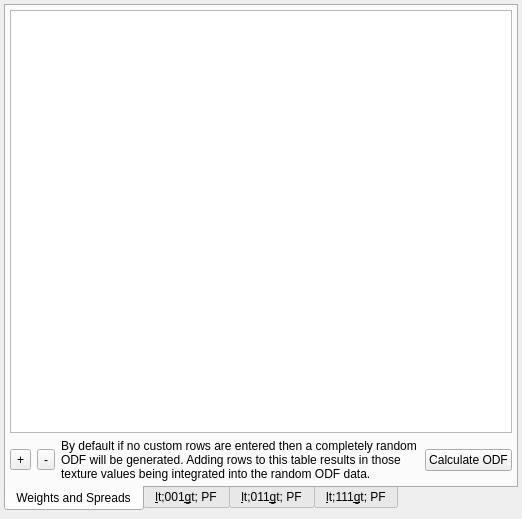
Above: Source/Applications/StatsGenerator/UI_Files/SGAxisODFWidget.ui from BlueQuartzSoftware/DREAM3D before the change. Below: the same form after it.
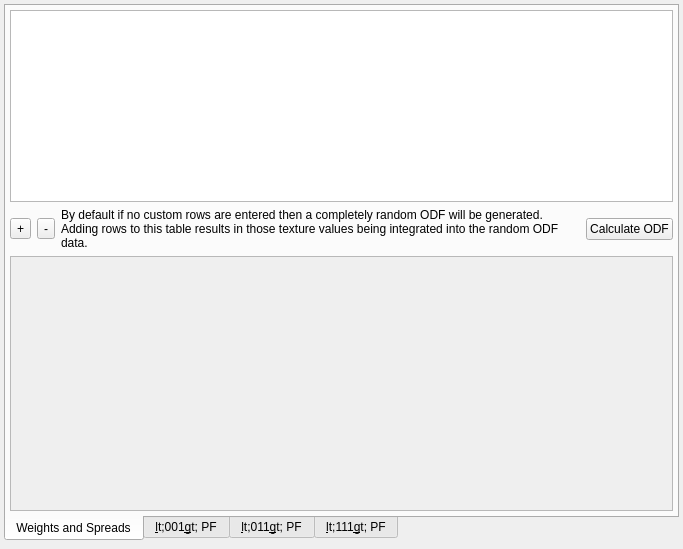
That is the form after the change. Custom widgets are drawn as their Qt base class.

Commit message: Adding colorized Pole Figures for the ODF tab. This is experimental and may be removed

Diff of the .ui file:
```diff
--- a/Source/Applications/StatsGenerator/UI_Files/SGAxisODFWidget.ui
+++ b/Source/Applications/StatsGenerator/UI_Files/SGAxisODFWidget.ui
@@ -6,8 +6,8 @@
    <rect>
     <x>0</x>
     <y>0</y>
-    <width>522</width>
-    <height>519</height>
+    <width>683</width>
+    <height>549</height>
    </rect>
   </property>
   <property name="windowTitle">
@@ -48,7 +48,7 @@
        <property name="margin">
         <number>4</number>
        </property>
-       <item row="0" column="0">
+       <item row="0" column="0" rowspan="2">
         <widget class="QTableView" name="m_ODFTableView">
          <property name="sizePolicy">
           <sizepolicy hsizetype="Minimum" vsizetype="Expanding">
@@ -64,7 +64,66 @@
          </property>
         </widget>
        </item>
-       <item row="1" column="0">
+       <item row="3" column="0">
+        <widget class="QScrollArea" name="m_PFScrollArea">
+         <property name="widgetResizable">
+          <bool>true</bool>
+         </property>
+         <widget class="QWidget" name="scrollAreaWidgetContents">
+          <property name="geometry">
+           <rect>
+            <x>0</x>
+            <y>0</y>
+            <width>659</width>
+            <height>226</height>
+           </rect>
+          </property>
+          <layout class="QHBoxLayout" name="horizontalLayout">
+           <property name="spacing">
+            <number>4</number>
+           </property>
+           <property name="margin">
+            <number>5</number>
+           </property>
+           <item>
+            <widget class="QLabel" name="m_001PF">
+             <property name="text">
+              <string/>
+             </property>
+            </widget>
+           </item>
+           <item>
+            <widget class="QLabel" name="m_011PF">
+             <property name="text">
+              <string/>
+             </property>
+            </widget>
+           </item>
+           <item>
+            <widget class="QLabel" name="m_111PF">
+             <property name="text">
+              <string/>
+             </property>
+            </widget>
+           </item>
+           <item>
+            <spacer name="horizontalSpacer_7">
+             <property name="orientation">
+              <enum>Qt::Horizontal</enum>
+             </property>
+             <property name="sizeHint" stdset="0">
+              <size>
+               <width>40</width>
+               <height>20</height>
+              </size>
+             </property>
+            </spacer>
+           </item>
+          </layout>
+         </widget>
+        </widget>
+       </item>
+       <item row="2" column="0">
         <layout class="QHBoxLayout" name="horizontalLayout_4" stretch="0,0,0,0">
          <property name="sizeConstraint">
           <enum>QLayout::SetMinAndMaxSize</enum>
```
The commit also changes 6 other files.
